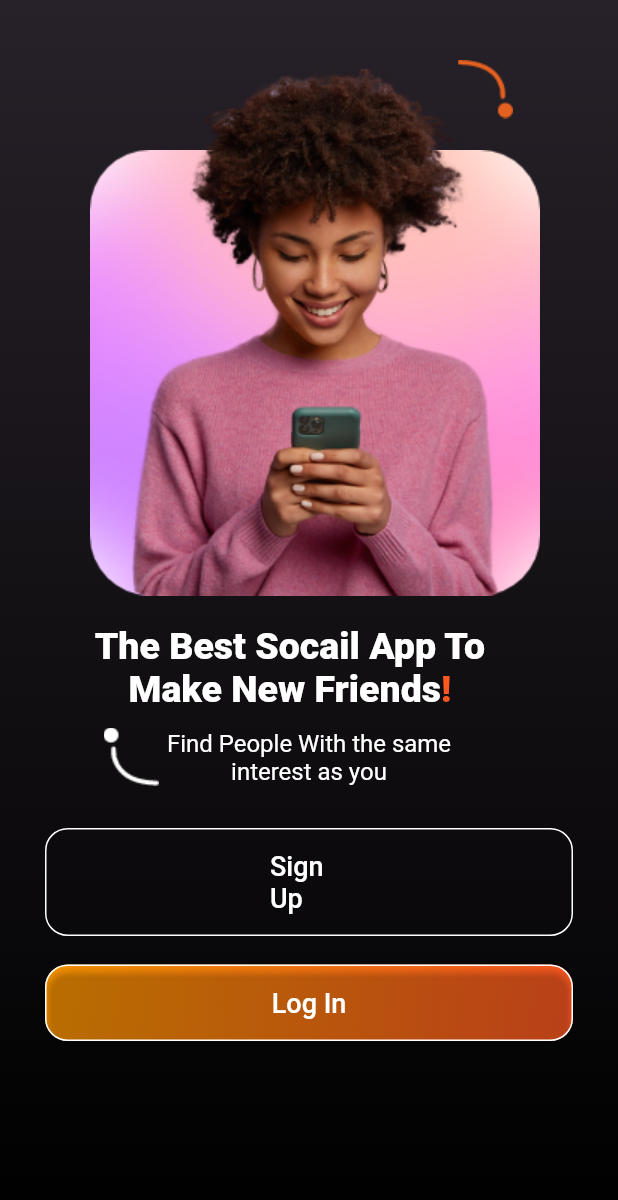
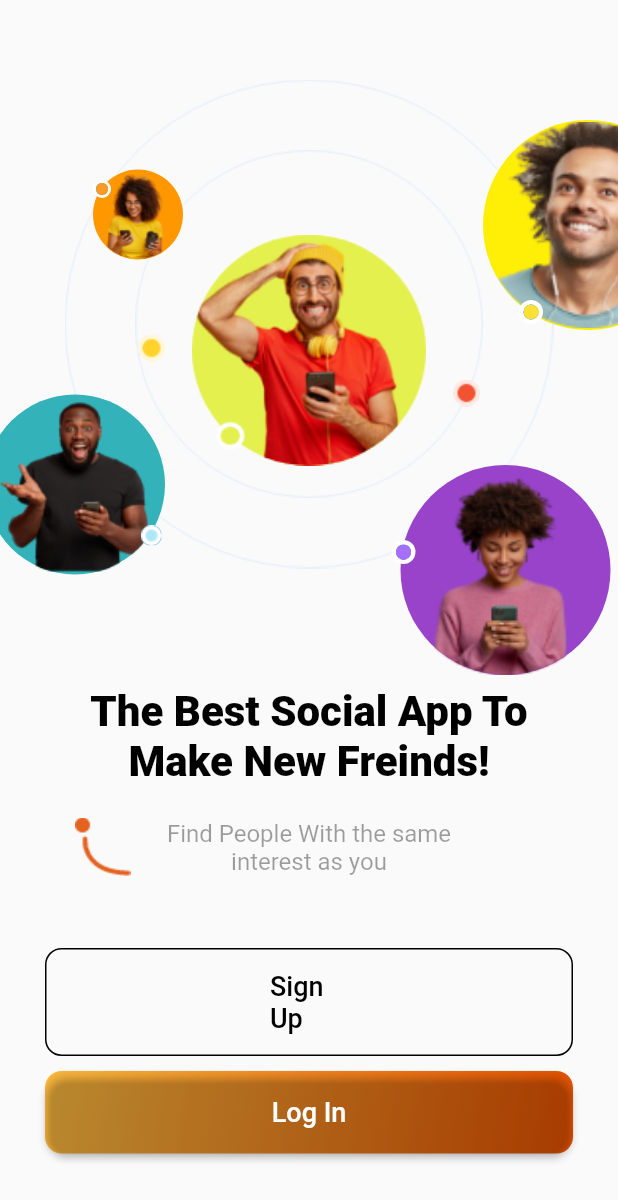
Before and after one commit to sanaullah-dev/task-first, a Flutter app: the screen it shows after launch, after a tap on "Log In", on a phone screen of 412 x 824 dp. Shown: the top 1200 px of the screen. Run offline on Flutter 3.47's test engine with Material 2 defaults, Android fonts, the phone set to English and light mode, and no system bars.

Commit message:
second screen added

```diff
--- a/lib/home_screen.dart
+++ b/lib/home_screen.dart
@@ -1,4 +1,5 @@
 import 'package:flutter/material.dart';
+import 'package:task1/second_screen.dart';
 
 class HomeScreen extends StatelessWidget {
   const HomeScreen({Key? key}) : super(key: key);
@@ -16,7 +17,7 @@ class HomeScreen extends StatelessWidget {
 
               colors: [
                // Color(0x1A271142),
-                Color.fromARGB(255, 39, 33, 41),
+                Color.fromARGB(255, 33, 37, 47),
                 Color.fromARGB(255, 0, 0, 0)
               ]
             ),
@@ -130,7 +131,12 @@ class HomeScreen extends StatelessWidget {
                         padding: EdgeInsets.symmetric(horizontal: 150,vertical: 15),
                         side: BorderSide(color: Colors.white)
                     ),
-                    onPressed: () {},
+                    onPressed: () {
+                      Navigator.of(context).push(MaterialPageRoute(builder: (ctx){
+                        return SecondScreen();
+                      }));
+                      },
+
                     child: const Text(
                       "Log In",
                       style: TextStyle(
--- a/lib/main.dart
+++ b/lib/main.dart
@@ -1,5 +1,6 @@
 import 'package:flutter/material.dart';
 import 'package:task1/home_screen.dart';
+import 'package:task1/second_screen.dart';
 
 void main() {
   runApp(const MyApp());
--- /dev/null
+++ b/lib/second_screen.dart
@@ -0,0 +1,249 @@
+import 'package:flutter/material.dart';
+
+class SecondScreen extends StatelessWidget {
+  const SecondScreen({super.key});
+
+  @override
+  Widget build(BuildContext context) {
+    Size size = MediaQuery.of(context).size;
+    return Scaffold(
+      body: SafeArea(
+        child: Stack(
+          children: [
+            Positioned(
+                left: 10,
+                right: 10,
+                top: 10,
+                child: Image.asset(
+                  "assets/images/Ellipse 343.png",
+                  height: size.height * 0.5,
+                )),
+            Positioned(
+              left: 10,
+              right: 10,
+              top: 10,
+              child: Image.asset(
+                "assets/images/Ellipse 342.png",
+                height: size.height * 0.5,
+              ),
+            ),
+            Positioned(
+                top: 40,
+                right: 10,
+                left: 10,
+                child: Image.asset("assets/images/Group 1291.png")),
+            Positioned(
+              left: 220,
+              right: 200,
+              top: 123,
+              child: Image.asset("assets/images/Ellipse 341.png"),
+            ),
+            Positioned(
+              left: 92,
+              top: 223,
+              child: Image.asset("assets/images/Ellipse 333.png"),
+            ),
+            Positioned(
+              right: 92,
+              top: 253,
+              child: Image.asset("assets/images/Ellipse 338.png"),
+            ),
+            Positioned(
+              left: 62,
+              top: 113,
+              child: CircleAvatar(
+                  radius: 30,
+                  backgroundColor: Colors.orange,
+                  child: Image.asset(
+                    "assets/images/happy-teenage-girl-with-curly-hair-holds-modern-mobile-phone-takeout-coffee-orders-taxi-via-online-application-types-text-message-wears-yellow-clothing-people-modern-lifestyle-technology.png",
+                  )),
+            ),
+            Positioned(
+              left: 62,
+              top: 120,
+              child: CircleAvatar(
+                radius: 6,
+                backgroundColor: Colors.white,
+                child: CircleAvatar(
+                  radius: 4,
+                  child: Image.asset(
+                    "assets/images/Ellipse 329.png",
+                  ),
+                ),
+              ),
+            ),
+            Positioned(
+              left: -10,
+              top: 263,
+              child: CircleAvatar(
+                radius: 60,
+                backgroundColor: Color.fromARGB(255, 51, 179, 185),
+                child: Image.asset(
+                  "assets/images/horizontal-shot-happy-black-man-uses-modern-mobile-phone-gestures-with-hand-exclaims-from-positive-emotions-gets-nice-message-wears-black-t-shirt.png",
+                  fit: BoxFit.contain,
+                  height: 180,
+                ),
+              ),
+            ),
+            Positioned(
+              left: 94,
+              top: 350,
+              child: CircleAvatar(
+                radius: 7,
+                child: Image.asset(
+                  "assets/images/Ellipse 332.png",
+                ),
+              ),
+            ),
+            Positioned(
+              right: -50,
+              top: 80,
+              child: CircleAvatar(
+                radius: 70,
+                backgroundColor: Color.fromARGB(255, 255, 238, 6),
+                child: Image.asset(
+                  "assets/images/portrait-cool-young-black-man-with-curly-hair-has-cheerful-expression.png",
+                  fit: BoxFit.contain,
+                  height: 180,
+                ),
+              ),
+            ),
+            Positioned(
+              right: 50,
+              top: 200,
+              child: CircleAvatar(
+                radius: 8,
+                backgroundColor: Colors.white,
+                child: CircleAvatar(
+                  radius: 5,
+                  child: Image.asset(
+                    "assets/images/Ellipse 331.png",
+                  ),
+                ),
+              ),
+            ),
+            Positioned(
+              right: 5,
+              top: 310,
+              child: CircleAvatar(
+                radius: 70,
+                backgroundColor: Color.fromARGB(255, 152, 67, 202),
+                child: Image.asset(
+                  "assets/images/pretty-curly-woman-holds-modern-mobile-phone-types-messages-smartphone-device-enjoys-online-communication-downloads-special-app-chatting-smiles-tenderly-isolated-purple-wall.png",
+                  fit: BoxFit.contain,
+                  height: 180,
+                ),
+              ),
+            ),
+            Positioned(
+              right: 135,
+              top: 360,
+              child: CircleAvatar(
+                radius: 8,
+                backgroundColor: Colors.white,
+                child: CircleAvatar(
+                  radius: 5,
+                  child: Image.asset(
+                    "assets/images/Ellipse 330.png",
+                  ),
+                ),
+              ),
+            ),
+            Positioned(
+              bottom: 300,
+              left: 20,
+              right: 20,
+              child: Text(
+                "The Best Social App To\nMake New Freinds!",
+                textAlign: TextAlign.center,
+                style: TextStyle(
+                  color: Colors.black,
+                  fontWeight: FontWeight.w900,
+                  fontSize: 28,
+                ),
+              ),
+            ),
+            Positioned(
+              bottom: 240,
+              left: 20,
+              right: 20,
+              child: Text(
+                "Find People With the same \ninterest as you",
+                textAlign: TextAlign.center,
+                style: TextStyle(
+                  color: Colors.black38,
+                  fontSize: 16,
+                ),
+              ),
+            ),
+            Positioned(
+              bottom: 240,
+              left: 50,
+              child: Image.asset("assets/images/Group 1300.png"),
+            ),
+            Positioned(
+              bottom: 120,
+              left: 30,
+              right: 30,
+              child: TextButton(
+                style: TextButton.styleFrom(
+                    padding:
+                        EdgeInsets.symmetric(horizontal: 150, vertical: 15),
+                    shape: RoundedRectangleBorder(
+                        borderRadius: BorderRadius.all(Radius.circular(11))),
+                    side: BorderSide(color: Colors.black)),
+                onPressed: () {},
+                child: const Text(
+                  "Sign Up",
+                  style: TextStyle(
+                    color: Colors.black,
+                    fontSize: 18,
+                  ),
+                ),
+              ),
+            ),
+            Positioned(
+              bottom: 55,
+              left: 30,
+              right: 30,
+              child: Container(
+                decoration: BoxDecoration(
+                  borderRadius: BorderRadius.all(Radius.circular(11)),
+                  gradient: LinearGradient(
+                    begin: Alignment.topLeft,
+                    end: Alignment.bottomRight,
+                    // stops: [0.0, 1.0],
+                    colors: [
+                      Color.fromARGB(255, 255, 188, 64),
+                      Colors.orange.shade900,
+                    ],
+                  ),
+                ),
+                child: ElevatedButton(
+                  style: ElevatedButton.styleFrom(
+                    backgroundColor: Colors.transparent,
+                    shape: RoundedRectangleBorder(
+                        borderRadius: BorderRadius.all(Radius.circular(15))),
+                    padding:
+                        EdgeInsets.symmetric(horizontal: 150, vertical: 17),
+                    //side: BorderSide(color: Colors.white)
+                  ),
+                  onPressed: () {
+                    Navigator.pop(context);
+                  },
+                  child: const Text(
+                    "Log In",
+                    style: TextStyle(
+                      color: Colors.white,
+                      fontSize: 18,
+                    ),
+                  ),
+                ),
+              ),
+            ),
+          ],
+        ),
+      ),
+    );
+  }
+}
```
